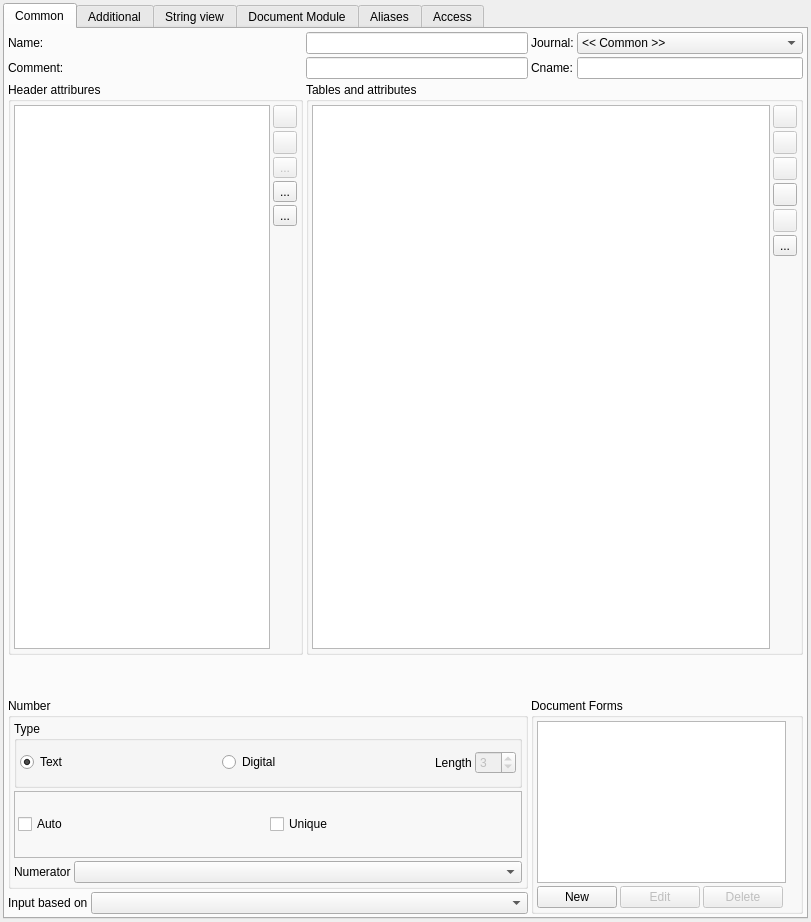
Old version of the form src/plugins/documenteditor/documenteditor.ui in the repository heiheshang/ananas-creator.
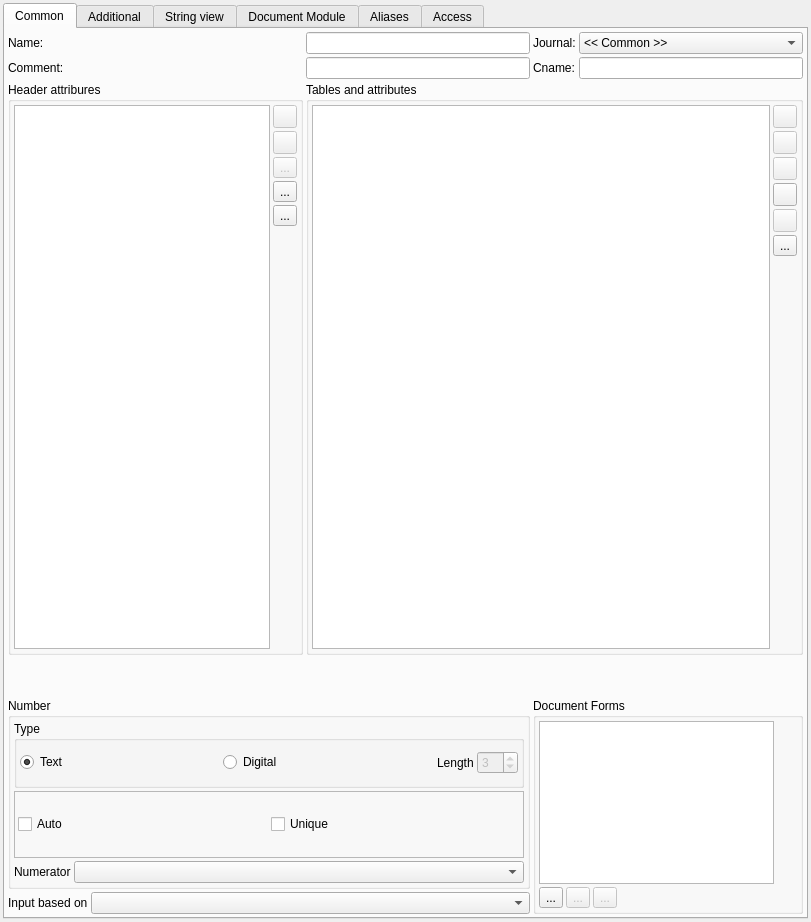
New version of the form. The open tabs and pages were chosen to show the change. Icons and pictures are not drawn.

```diff
--- a/src/plugins/documenteditor/documenteditor.ui
+++ b/src/plugins/documenteditor/documenteditor.ui
@@ -409,87 +409,6 @@
           </layout>
          </widget>
         </item>
-        <item row="4" column="2" rowspan="2" colspan="2">
-         <widget class="QGroupBox" name="groupBox4_3">
-          <property name="sizePolicy">
-           <sizepolicy hsizetype="Preferred" vsizetype="Preferred">
-            <horstretch>0</horstretch>
-            <verstretch>1</verstretch>
-           </sizepolicy>
-          </property>
-          <property name="title">
-           <string>Document Forms</string>
-          </property>
-          <layout class="QGridLayout">
-           <item row="1" column="0">
-            <layout class="QGridLayout">
-             <item row="0" column="2">
-              <widget class="QPushButton" name="deleteForm">
-               <property name="enabled">
-                <bool>false</bool>
-               </property>
-               <property name="text">
-                <string>Delete</string>
-               </property>
-              </widget>
-             </item>
-             <item row="0" column="1">
-              <widget class="QPushButton" name="editForm">
-               <property name="enabled">
-                <bool>false</bool>
-               </property>
-               <property name="text">
-                <string>Edit</string>
-               </property>
-              </widget>
-             </item>
-             <item row="0" column="0">
-              <widget class="QPushButton" name="createNewForm">
-               <property name="text">
-                <string>New</string>
-               </property>
-              </widget>
-             </item>
-            </layout>
-           </item>
-           <item row="0" column="0" colspan="2">
-            <widget class="QListView" name="formsList"/>
-           </item>
-           <item row="1" column="1">
-            <spacer name="spacer12_3">
-             <property name="orientation">
-              <enum>Qt::Horizontal</enum>
-             </property>
-             <property name="sizeType">
-              <enum>QSizePolicy::Expanding</enum>
-             </property>
-             <property name="sizeHint" stdset="0">
-              <size>
-               <width>40</width>
-               <height>16</height>
-              </size>
-             </property>
-            </spacer>
-           </item>
-           <item row="0" column="2">
-            <spacer name="spacer41">
-             <property name="orientation">
-              <enum>Qt::Vertical</enum>
-             </property>
-             <property name="sizeType">
-              <enum>QSizePolicy::Expanding</enum>
-             </property>
-             <property name="sizeHint" stdset="0">
-              <size>
-               <width>11</width>
-               <height>71</height>
-              </size>
-             </property>
-            </spacer>
-           </item>
-          </layout>
-         </widget>
-        </item>
         <item row="3" column="0">
          <spacer name="spacer12_2">
           <property name="orientation">
@@ -654,6 +573,93 @@
           </property>
          </spacer>
         </item>
+        <item row="4" column="2" rowspan="2" colspan="2">
+         <widget class="QGroupBox" name="groupBox4_3">
+          <property name="sizePolicy">
+           <sizepolicy hsizetype="Preferred" vsizetype="Preferred">
+            <horstretch>0</horstretch>
+            <verstretch>1</verstretch>
+           </sizepolicy>
+          </property>
+          <property name="title">
+           <string>Document Forms</string>
+          </property>
+          <layout class="QGridLayout">
+           <item row="0" column="0" colspan="3">
+            <widget class="QListView" name="formsList"/>
+           </item>
+           <item row="0" column="3">
+            <spacer name="verticalSpacer_3">
+             <property name="orientation">
+              <enum>Qt::Vertical</enum>
+             </property>
+             <property name="sizeHint" stdset="0">
+              <size>
+               <width>20</width>
+               <height>40</height>
+              </size>
+             </property>
+            </spacer>
+           </item>
+           <item row="1" column="1" colspan="3">
+            <spacer name="horizontalSpacer">
+             <property name="orientation">
+              <enum>Qt::Horizontal</enum>
+             </property>
+             <property name="sizeHint" stdset="0">
+              <size>
+               <width>40</width>
+               <height>20</height>
+              </size>
+             </property>
+            </spacer>
+           </item>
+           <item row="1" column="0">
+            <layout class="QHBoxLayout" name="horizontalLayout">
+             <item>
+              <widget class="QToolButton" name="newForm">
+               <property name="text">
+                <string>...</string>
+               </property>
+               <property name="icon">
+                <iconset resource="../ananasprojectmanager/libananas/designer.qrc">
+                 <normaloff>:/add.png</normaloff>:/add.png</iconset>
+               </property>
+              </widget>
+             </item>
+             <item>
+              <widget class="QToolButton" name="editForm">
+               <property name="enabled">
+                <bool>false</bool>
+               </property>
+               <property name="text">
+                <string>...</string>
+               </property>
+               <property name="icon">
+                <iconset resource="../ananasprojectmanager/libananas/designer.qrc">
+                 <normaloff>:/images/editedit.png</normaloff>:/images/editedit.png</iconset>
+               </property>
+              </widget>
+             </item>
+             <item>
+              <widget class="QToolButton" name="deleteForm">
+               <property name="enabled">
+                <bool>false</bool>
+               </property>
+               <property name="text">
+                <string>...</string>
+               </property>
+               <property name="icon">
+                <iconset resource="../ananasprojectmanager/libananas/designer.qrc">
+                 <normaloff>:/images/editdelete.png</normaloff>:/images/editdelete.png</iconset>
+               </property>
+              </widget>
+             </item>
+            </layout>
+           </item>
+          </layout>
+         </widget>
+        </item>
        </layout>
       </widget>
       <widget class="QWidget" name="TabPage">
@@ -883,7 +889,7 @@
         </item>
        </layout>
       </widget>
-      <widget class="QWidget" name="TabPage">
+      <widget class="QWidget" name="TabPageModule">
        <attribute name="title">
         <string>Document Module</string>
        </attribute>
```
Left out of the diff: 8 changed lines with no effect on the pictures.
